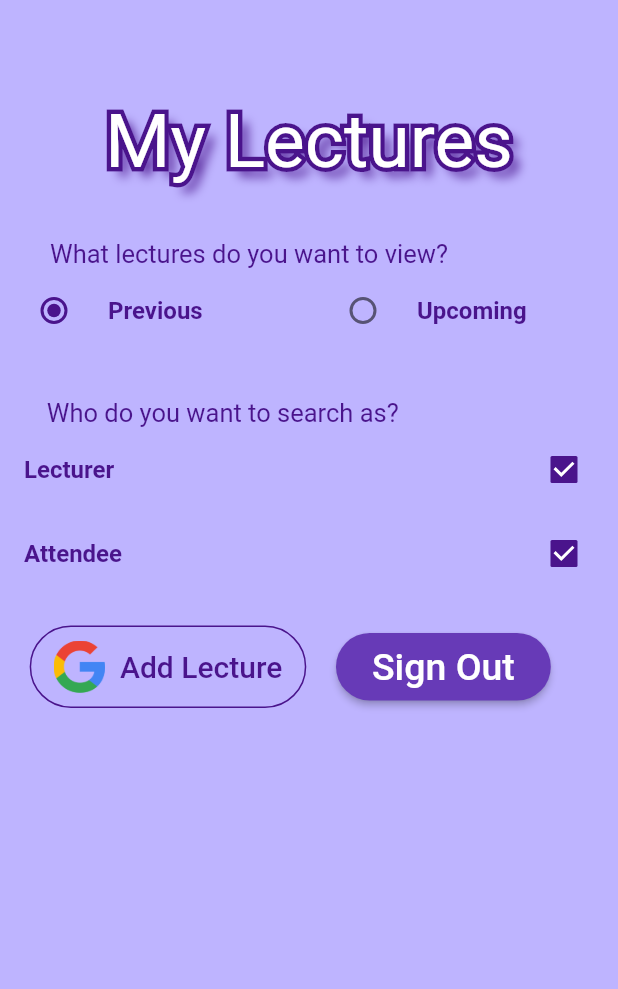
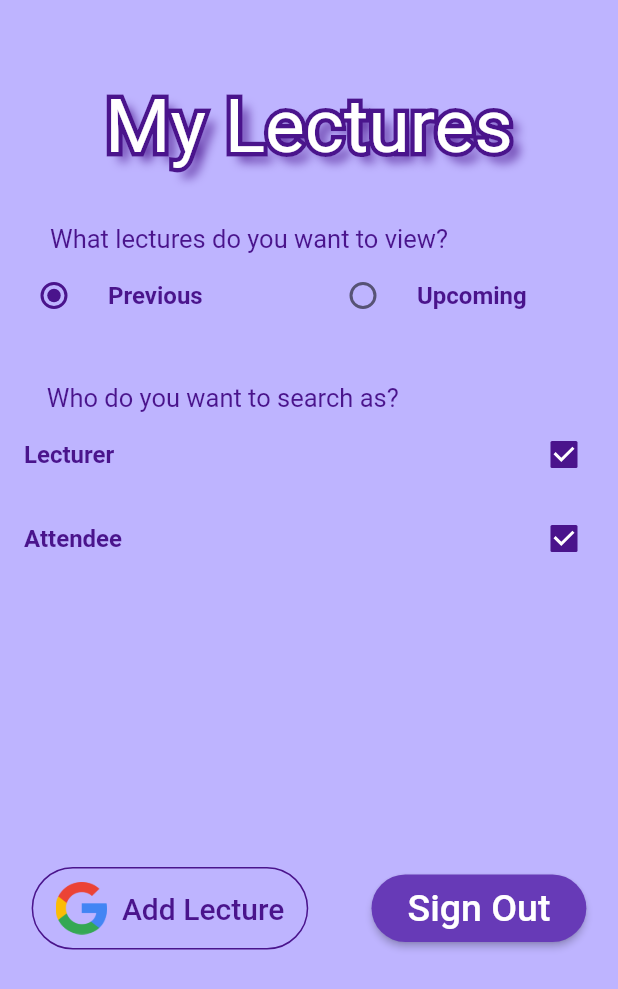
Before and after one commit to FEUP-ESOF-2020-21/open-cx-t2g6-fbs, a Flutter app: the HomePage screen opened directly, on a phone screen of 412 x 824 dp. Shown: the top 989 px of the screen. Run offline on Flutter 3.47's test engine with Material 2 defaults, Android fonts, the phone set to English and light mode, and no system bars; our stand-ins replace file_picker, firebase_auth, firebase_core, firebase_storage, google_sign_in; missing offline and left inert: ext_storage; accounts and stored records are empty; network calls fail.

Commit message:
Updated homepage design

```diff
--- a/askit/lib/home_page.dart
+++ b/askit/lib/home_page.dart
@@ -33,7 +33,7 @@ class _HomePageState extends State<HomePage> {
           crossAxisAlignment: CrossAxisAlignment.center,
           verticalDirection: VerticalDirection.down,
           children: [
-            SizedBox(height: 45),
+            SizedBox(height: 35),
             Container(
                 child: _titleText("My Lectures"),
                 padding: EdgeInsets.all(20.0)),
@@ -122,11 +122,13 @@ class _HomePageState extends State<HomePage> {
               ],
             ),
             temp,
-            SizedBox(height: 20),
-            new Row(
-              mainAxisAlignment: MainAxisAlignment.spaceEvenly,
+            new Expanded(
+              child: new Row(
+                mainAxisAlignment: MainAxisAlignment.spaceAround,
+                crossAxisAlignment: CrossAxisAlignment.center,
                 children: [_addLectureButton(context), _signOutButton(context)],
               )
+            ),
           ],
         ));
   }
@@ -157,14 +159,16 @@ class _HomePageState extends State<HomePage> {
     setState(() {
       if (listOfLectures.isEmpty) {
         temp = Container(
+          height: 240.0,
           child: Text(
             'You have no lectures that meet your criteria.\n Try refining your search filters, sign up for an upcoming lecture or even create your own! ',
-                style: TextStyle(fontSize: 15)),
+            style: TextStyle(fontSize: 15)
+          ),
         padding: EdgeInsets.only(left: 35.0, top: 50.0, right: 20.0));
       } else {
         temp = Container(
           padding: EdgeInsets.only(left: 10.0, right: 10.0),
-          height: 220.0,
+          height: 240.0,
           child: new ListView.builder(
               itemCount: listOfLectures.length,
               itemBuilder: (BuildContext ctxt, int index) {
@@ -194,7 +198,9 @@ class _HomePageState extends State<HomePage> {
   }
 
 Widget _addLectureButton(BuildContext context) {
-    return OutlineButton(
+    return Padding(
+      padding: EdgeInsets.all(10),
+      child: OutlineButton(
         splashColor: Colors.grey,
         onPressed: () {
           Navigator.push(
@@ -227,6 +233,7 @@ Widget _addLectureButton(BuildContext context) {
             ],
           ),
         ),
+      )
     );
   }
 
@@ -271,7 +278,7 @@ Widget _addLectureButton(BuildContext context) {
 
   Widget _signOutButton(BuildContext context) {
     return Padding(
-        padding: EdgeInsets.only(right: 25),
+        padding: EdgeInsets.all(10),
         child: RaisedButton(
           onPressed: () {
             signOutGoogle();
```
Lines whose indentation alone changed are shown as unchanged.
